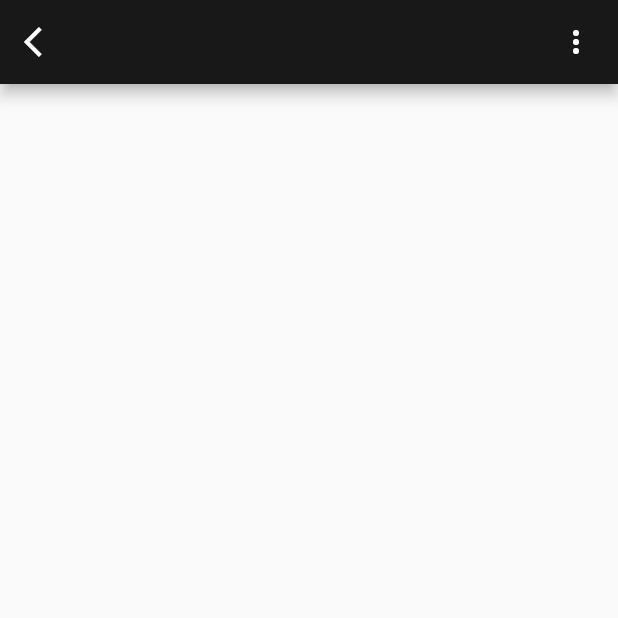
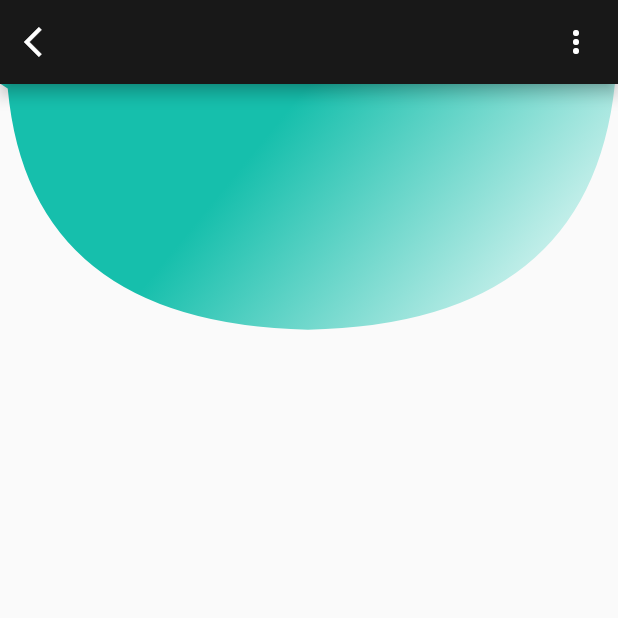
Before and after one commit to sandesh101/dashboard-ui, a Flutter app: the screen it shows after launch, on a phone screen of 412 x 824 dp, the top half of it. Run offline on Flutter 3.47's test engine with Material 2 defaults, Android fonts, the phone set to English and light mode, and no system bars.

Commit message:
Build curve shape

```diff
--- a/lib/homescreen.dart
+++ b/lib/homescreen.dart
@@ -1,5 +1,7 @@
 import 'package:dashboard_ui/app_bars.dart';
 import 'package:flutter/material.dart';
+
+import 'shape.dart';
 
 class HomeScreen extends StatefulWidget {
   @override
@@ -10,7 +12,11 @@ class _HomeScreenState extends State<HomeScreen> {
   @override
   Widget build(BuildContext context) {
     return Scaffold(
-      appBar: appBar,
-    );
+        appBar: appBar,
+        body: Stack(
+          children: [
+            Shape(),
+          ],
+        ));
   }
 }
--- /dev/null
+++ b/lib/shape.dart
@@ -0,0 +1,50 @@
+import 'dart:ui' as ui;
+
+import 'package:flutter/material.dart';
+
+class Shape extends StatelessWidget {
+  @override
+  Widget build(BuildContext context) {
+    return Scaffold(
+      body: CustomPaint(
+        child: CustomPaint(
+          size: Size(
+              800,
+              (800 * 0.625)
+                  .toDouble()), //You can Replace [WIDTH] with your desired width for Custom Paint and height will be calculated automatically
+          painter: RPSCustomPainter(),
+        ),
+      ),
+    );
+  }
+}
+
+class RPSCustomPainter extends CustomPainter {
+  @override
+  void paint(Canvas canvas, Size size) {
+    Paint paint_0 = new Paint()
+      ..color = Color.fromARGB(255, 24, 215, 139)
+      ..style = PaintingStyle.fill
+      ..strokeWidth = 50;
+    paint_0.shader = ui.Gradient.linear(
+        Offset(size.width * 0.50, 0),
+        Offset(size.width * 0.99, size.height * 0.33),
+        [Color(0xff16bfac), Color(0xffffffff)],
+        [0.00, 1.00]);
+
+    Path path_0 = Path();
+    path_0.moveTo(size.width * 0.0012500, 0);
+    path_0.lineTo(size.width * 0.9950000, 0);
+    path_0.quadraticBezierTo(size.width * 0.9538250, size.height * 0.3206200,
+        size.width * 0.4984375, size.height * 0.3275000);
+    path_0.quadraticBezierTo(size.width * 0.0472625, size.height * 0.3196200,
+        size.width * 0.0125000, size.height * 0.0060000);
+
+    canvas.drawPath(path_0, paint_0);
+  }
+
+  @override
+  bool shouldRepaint(covariant CustomPainter oldDelegate) {
+    return true;
+  }
+}
```
